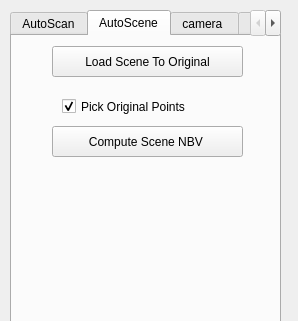
Qt form Currently-Using-Quality-Driven-Poisson-Guided-Autoscanning/Point Cloud/UI/camera_para.ui (sunwaylive/proactive-learning-on-scenes) before a commit; both pictures show x 0 to 298 and y 0 to 321 of the 298 by 1017 pixel window.
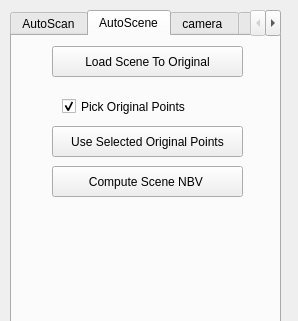
The same form after that commit.

The edit to the form file:
```diff
--- a/Currently-Using-Quality-Driven-Poisson-Guided-Autoscanning/Point Cloud/UI/camera_para.ui
+++ b/Currently-Using-Quality-Driven-Poisson-Guided-Autoscanning/Point Cloud/UI/camera_para.ui
@@ -305,7 +305,7 @@
      <property name="geometry">
       <rect>
        <x>40</x>
-       <y>90</y>
+       <y>130</y>
        <width>191</width>
        <height>31</height>
       </rect>
@@ -330,6 +330,22 @@
       <bool>true</bool>
      </property>
     </widget>
+    <widget class="QPushButton" name="pushButton_save_selected_to_original">
+     <property name="geometry">
+      <rect>
+       <x>40</x>
+       <y>90</y>
+       <width>191</width>
+       <height>31</height>
+      </rect>
+     </property>
+     <property name="text">
+      <string>Use Selected Original Points</string>
+     </property>
+     <property name="shortcut">
+      <string>Alt+E</string>
+     </property>
+    </widget>
    </widget>
    <widget class="QWidget" name="tab">
     <attribute name="title">
```
